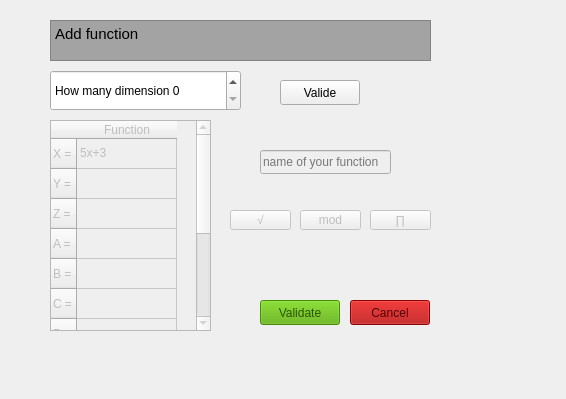
This is Affichage/addfunctwindow.ui in Samy206/Evaluation_vectorielle as Qt 5 draws it before an edit. The edited form follows.
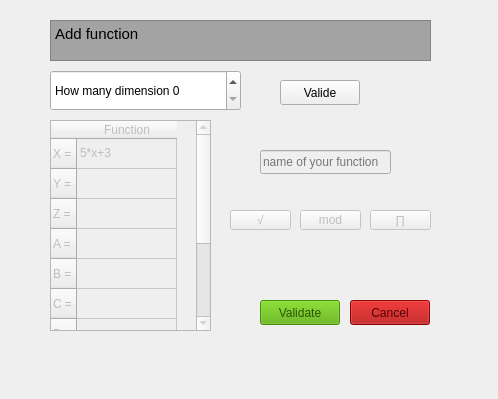
This is the edited form.

Diff of the .ui file:
```diff
--- a/Affichage/addfunctwindow.ui
+++ b/Affichage/addfunctwindow.ui
@@ -6,7 +6,7 @@
    <rect>
     <x>0</x>
     <y>0</y>
-    <width>566</width>
+    <width>498</width>
     <height>399</height>
    </rect>
   </property>
@@ -1058,11 +1058,6 @@
      <string>D =</string>
     </property>
    </row>
-   <row>
-    <property name="text">
-     <string>E =</string>
-    </property>
-   </row>
    <row>
     <property name="text">
      <string>F =</string>
@@ -1085,7 +1080,7 @@
    </column>
    <item row="0" column="0">
     <property name="text">
-     <string>5x+3</string>
+     <string>5*x+3</string>
     </property>
    </item>
    <item row="1" column="0">
@@ -1133,11 +1128,6 @@
      <string/>
     </property>
    </item>
-   <item row="10" column="0">
-    <property name="text">
-     <string/>
-    </property>
-   </item>
   </widget>
   <widget class="QPushButton" name="Button_valide1">
    <property name="geometry">
```
Left out of the diff: 2 changed lines with no effect on the pictures.
